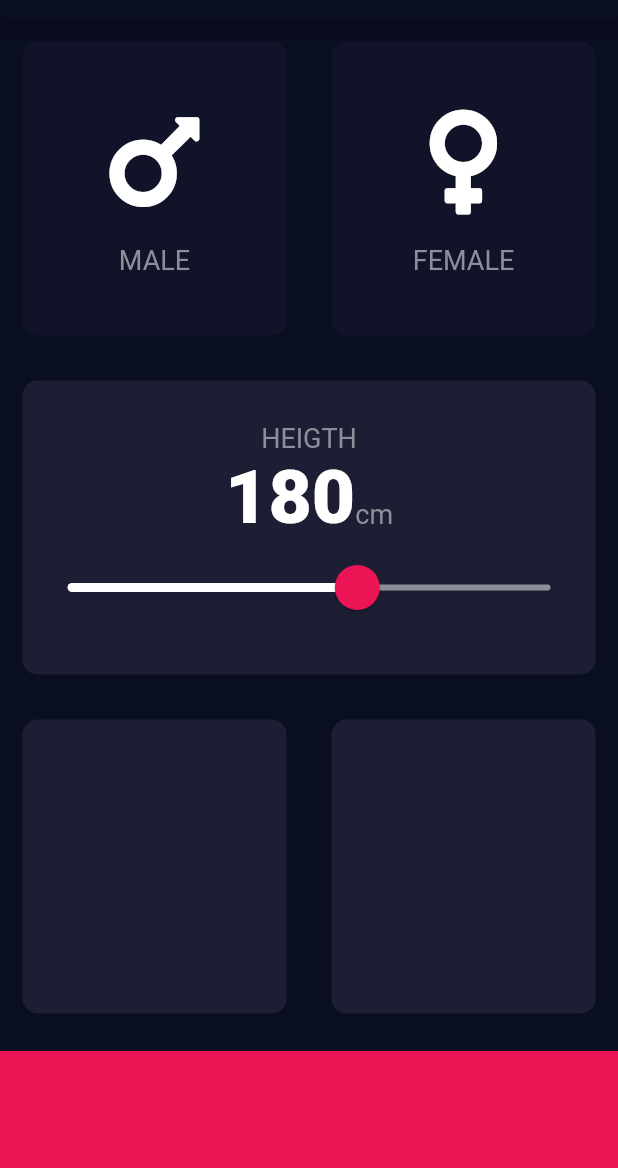
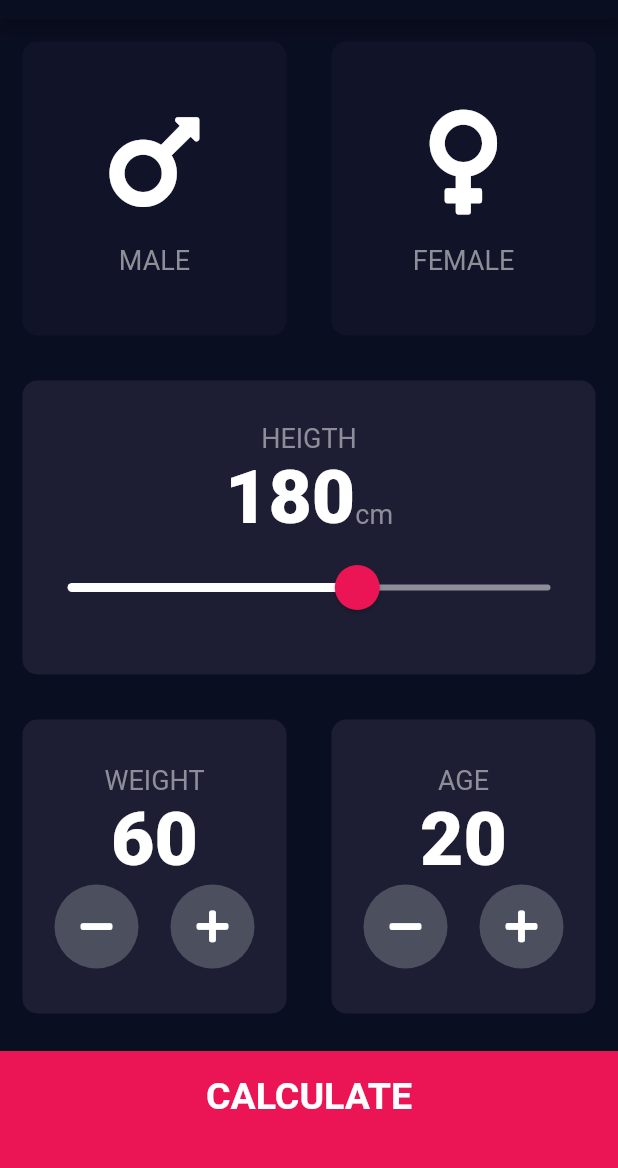
Before and after one commit to antonidas93/bmi, a Flutter app: the screen it shows after launch, on a phone screen of 412 x 824 dp, the part 65-1233 px from its top. Run offline on Flutter 3.47's test engine with Material 2 defaults, Android fonts, the phone set to English and light mode, and no system bars; our stand-ins replace font_awesome_flutter.

Commit message:
complete bmi

```diff
--- /dev/null
+++ b/lib/calculator_brain.dart
@@ -0,0 +1,35 @@
+import 'dart:math';
+
+class CalculatorBrain {
+  final int height;
+  final int weight;
+
+  double _bmi;
+
+  CalculatorBrain({this.height, this.weight});
+
+  String calculateBMI() {
+    _bmi = weight / pow(height / 100, 2);
+    return _bmi.toStringAsFixed(1);
+  }
+
+  String getResult() {
+    if (_bmi > 25) {
+      return 'Overweight';
+    } else if (_bmi > 18.5) {
+      return 'Normal';
+    } else {
+      return 'Underweight';
+    }
+  }
+
+  String getInterpretation() {
+    if (_bmi > 25) {
+      return 'You have a higher than normal body weight. Try to excercise more.';
+    } else if (_bmi > 18.5) {
+      return 'You have a normal bidy weight. Good job!';
+    } else {
+      return 'You have a lower than normal body weight. You can eat a bit more.';
+    }
+  }
+}
--- /dev/null
+++ b/lib/components/bottom_buttom.dart
@@ -0,0 +1,27 @@
+import 'package:flutter/material.dart';
+import '../constants.dart';
+
+class BottomButton extends StatelessWidget {
+  final Function onTap;
+  final String buttonText;
+
+  BottomButton({@required this.onTap, @required this.buttonText});
+  @override
+  Widget build(BuildContext context) {
+    return GestureDetector(
+      onTap: onTap,
+      child: Container(
+        child: Center(
+            child: Text(
+          buttonText,
+          style: kLargeButtonTextStyle,
+        )),
+        color: kBottomContainerColor,
+        margin: EdgeInsets.only(top: 10.0),
+        padding: EdgeInsets.only(bottom: 20.0),
+        width: double.infinity,
+        height: kBottomContainerHeight,
+      ),
+    );
+  }
+}
--- a/lib/icon_content.dart
+++ b/lib/components/icon_content.dart
@@ -1,5 +1,5 @@
 import 'package:flutter/material.dart';
-import 'constants.dart';
+import '../constants.dart';
 
 class IconContent extends StatelessWidget {
   final IconData icon;
--- /dev/null
+++ b/lib/components/round_icon_buttom.dart
@@ -0,0 +1,23 @@
+import 'package:flutter/material.dart';
+
+class RoundIconButton extends StatelessWidget {
+  final IconData child;
+  final Function onPressed;
+
+  RoundIconButton({@required this.child, @required this.onPressed});
+
+  @override
+  Widget build(BuildContext context) {
+    return RawMaterialButton(
+      child: Icon(child),
+      onPressed: onPressed,
+      elevation: 0.0,
+      constraints: BoxConstraints.tightFor(
+        width: 56.0,
+        height: 56.0,
+      ),
+      shape: CircleBorder(),
+      fillColor: Color(0xFF4C4F5E),
+    );
+  }
+}
--- a/lib/constants.dart
+++ b/lib/constants.dart
@@ -10,4 +10,30 @@ const kLabelTextStyle = TextStyle(
   color: Color(0xFF8D8E98),
 );
 
-const kNumberTestStyle = TextStyle(fontSize: 50.0, fontWeight: FontWeight.w900);
+const kNumberTestStyle = TextStyle(
+  fontSize: 50.0,
+  fontWeight: FontWeight.w900,
+);
+
+const kLargeButtonTextStyle =
+    TextStyle(fontSize: 25.0, fontWeight: FontWeight.bold);
+
+const kTitleTextStyle = TextStyle(
+  fontSize: 50.0,
+  fontWeight: FontWeight.bold,
+);
+
+const kResultTextStyle = TextStyle(
+  color: Color(0xFF24D876),
+  fontSize: 22.0,
+  fontWeight: FontWeight.bold,
+);
+
+const kBMITextStyle = TextStyle(
+  fontSize: 100.0,
+  fontWeight: FontWeight.bold,
+);
+
+const kBodyTextStyle = TextStyle(
+  fontSize: 22.0
+);
--- a/lib/main.dart
+++ b/lib/main.dart
@@ -1,6 +1,5 @@
 import 'package:flutter/material.dart';
-
-import 'input_page.dart';
+import 'screens/input_page.dart';
 
 void main() => runApp(BMICalculator());
 
--- a/lib/input_page.dart
+++ b/lib/screens/input_page.dart
@@ -1,10 +1,14 @@
+import 'results_page.dart';
 import 'package:flutter/cupertino.dart';
 import 'package:flutter/material.dart';
 import 'package:font_awesome_flutter/font_awesome_flutter.dart';
 
-import 'icon_content.dart';
-import 'reusable_card.dart';
-import 'constants.dart';
+import '../components/icon_content.dart';
+import '../components/reusable_card.dart';
+import '../constants.dart';
+import '../components/bottom_buttom.dart';
+import '../components/round_icon_buttom.dart';
+import '../calculator_brain.dart';
 
 enum Gender { male, female }
 
@@ -16,6 +20,8 @@ class InputPage extends StatefulWidget {
 class _InputPageState extends State<InputPage> {
   Gender selectedGender;
   int height = 180;
+  int weight = 60;
+  int age = 20;
 
   @override
   Widget build(BuildContext context) {
@@ -105,21 +111,99 @@ class _InputPageState extends State<InputPage> {
                 Expanded(
                   child: ReusableCard(
                     decorationColor: kActiveCardColor,
+                    cardChild: Column(
+                      mainAxisAlignment: MainAxisAlignment.center,
+                      children: <Widget>[
+                        Text(
+                          'WEIGHT',
+                          style: kLabelTextStyle,
+                        ),
+                        Text(
+                          weight.toString(),
+                          style: kNumberTestStyle,
+                        ),
+                        Row(
+                          mainAxisAlignment: MainAxisAlignment.spaceEvenly,
+                          children: <Widget>[
+                            RoundIconButton(
+                              child: FontAwesomeIcons.minus,
+                              onPressed: () {
+                                setState(() {
+                                  weight--;
+                                });
+                              },
+                            ),
+                            RoundIconButton(
+                              child: FontAwesomeIcons.plus,
+                              onPressed: () {
+                                setState(() {
+                                  weight++;
+                                });
+                              },
+                            ),
+                          ],
+                        )
+                      ],
+                    ),
                   ),
                 ),
                 Expanded(
                   child: ReusableCard(
                     decorationColor: kActiveCardColor,
+                    cardChild: Column(
+                      mainAxisAlignment: MainAxisAlignment.center,
+                      children: <Widget>[
+                        Text(
+                          'AGE',
+                          style: kLabelTextStyle,
+                        ),
+                        Text(
+                          age.toString(),
+                          style: kNumberTestStyle,
+                        ),
+                        Row(
+                          mainAxisAlignment: MainAxisAlignment.spaceEvenly,
+                          children: <Widget>[
+                            RoundIconButton(
+                              child: FontAwesomeIcons.minus,
+                              onPressed: () {
+                                setState(() {
+                                  age--;
+                                });
+                              },
+                            ),
+                            RoundIconButton(
+                              child: FontAwesomeIcons.plus,
+                              onPressed: () {
+                                setState(() {
+                                  age++;
+                                });
+                              },
+                            ),
+                          ],
+                        )
+                      ],
+                    ),
                   ),
                 ),
               ],
             ),
           ),
-          Container(
-            color: kBottomContainerColor,
-            margin: EdgeInsets.only(top: 10.0),
-            width: double.infinity,
-            height: kBottomContainerHeight,
+          BottomButton(
+            buttonText: 'CALCULATE',
+            onTap: () {
+              CalculatorBrain calc =
+                  CalculatorBrain(height: height, weight: weight);
+
+              Navigator.push(
+                  context,
+                  MaterialPageRoute(
+                      builder: (context) => ResultsPage(
+                            bmiResult: calc.calculateBMI(),
+                            resultText: calc.getResult(),
+                            interpretation: calc.getInterpretation(),
+                          )));
+            },
           )
         ],
       ),
```
Also changed, not shown: lib/screens/results_page.dart (added, +73 -0 lines), lib/components/reusable_card.dart (renamed from lib/reusable_card.dart).
